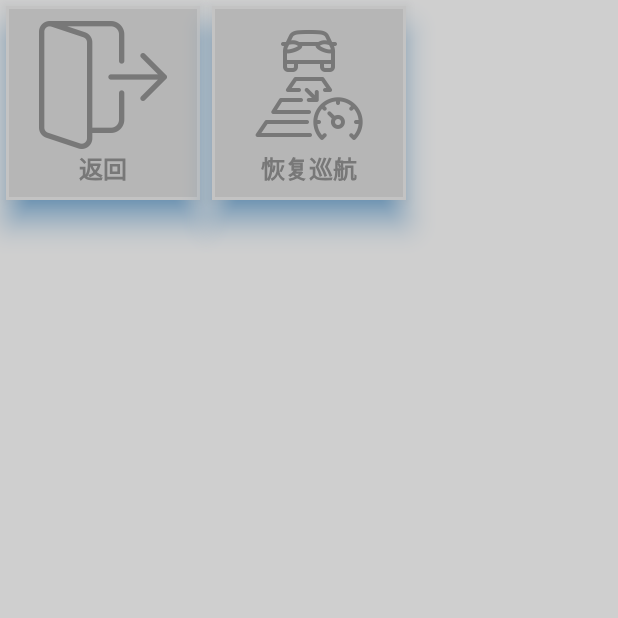
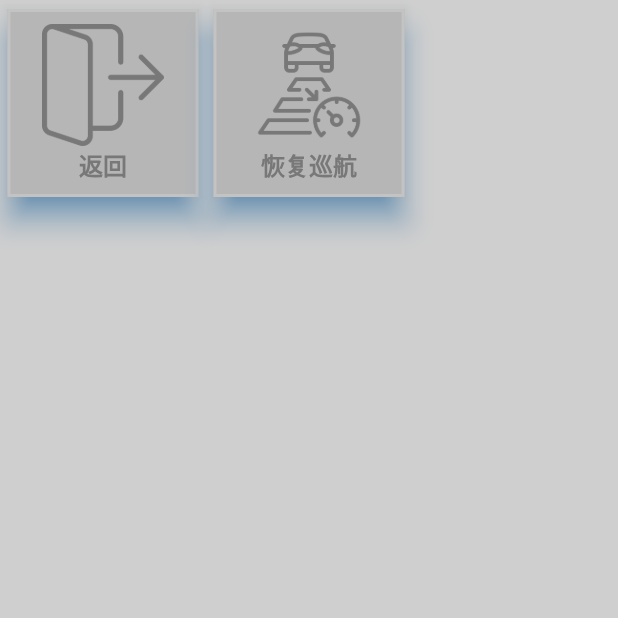
Before and after one commit to Yusuzhan/sim_keyboard, a Flutter app: the screen it shows after launch, on a phone screen of 412 x 824 dp, the top half of it. Run offline on Flutter 3.47's test engine with Material 2 defaults, Android fonts, the phone set to English and light mode, and no system bars.

Commit message:
client v0.3: color theme updated

```diff
--- a/sim_keyboard_client/lib/widgets/custom_button.dart
+++ b/sim_keyboard_client/lib/widgets/custom_button.dart
@@ -35,12 +35,12 @@ class CustomButtonState extends State<CustomButton> with TickerProviderStateMixi
     );
     _colorAnimation = ColorTween(
       begin: const Color(0xffc3c3c3),
-      end: const Color(0xffc3c3c3),
+      end: const Color(0xffd3d3d3),
       // end: Colors.white,
     ).animate(_animationController);
     _contentColorAnimation = ColorTween(
       begin: const Color(0xFF787878),
-      end: const Color(0xFF9c9c9c),
+      end: const Color(0xFF535353),
     ).animate(_animationController);
     _paddingAnimation = Tween<double>(
       begin: 2,
@@ -53,7 +53,14 @@ class CustomButtonState extends State<CustomButton> with TickerProviderStateMixi
 
   @override
   Widget build(BuildContext context) {
-    return PhysicalModel(
+    return Padding(
+      padding: EdgeInsets.only(
+        top: _paddingAnimation.value,
+        left: _paddingAnimation.value / 2,
+        bottom: 4 - _paddingAnimation.value,
+        right: (4 - _paddingAnimation.value) / 2,
+      ),
+      child: PhysicalModel(
         color: const Color(0xffb6b6b6),
         elevation: 8,
         shadowColor: Colors.blue,
@@ -86,10 +93,11 @@ class CustomButtonState extends State<CustomButton> with TickerProviderStateMixi
           child: Container(
             color: _colorAnimation.value,
             child: Padding(
-            padding: EdgeInsets.all(_paddingAnimation.value),
+              padding: const EdgeInsets.all(2),
               child: Container(
                 color: const Color(0xffb6b6b6),
                 child: _content(),
+              ),
             ),
           ),
         ),
```
Lines whose indentation alone changed are shown as unchanged.
